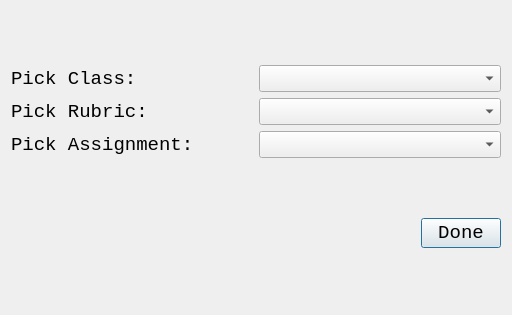
This is GAUI/setupsessiondialog.ui in ezfe/grading-assistant-cs205 as Qt 5 draws it before an edit. The edited form follows.
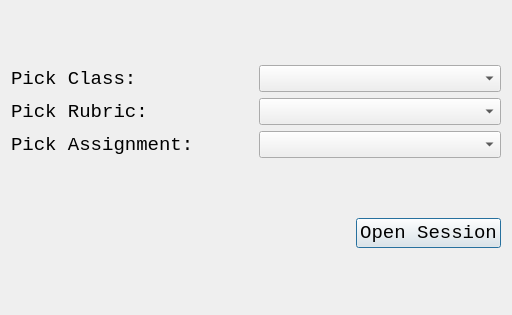
This is the edited form.

Commit message:
user can setup grading session w/o importing files
-for customer meeting
-also, occasional crashing problem in gradingsession fixed

The edit to the form file:
```diff
--- a/GAUI/setupsessiondialog.ui
+++ b/GAUI/setupsessiondialog.ui
@@ -108,7 +108,7 @@
       </font>
      </property>
      <property name="text">
-      <string>Done</string>
+      <string>Open Session</string>
      </property>
     </widget>
    </item>
```
Left out of the diff: 2 changed lines with no effect on the pictures. The commit also changes 4 other files.
